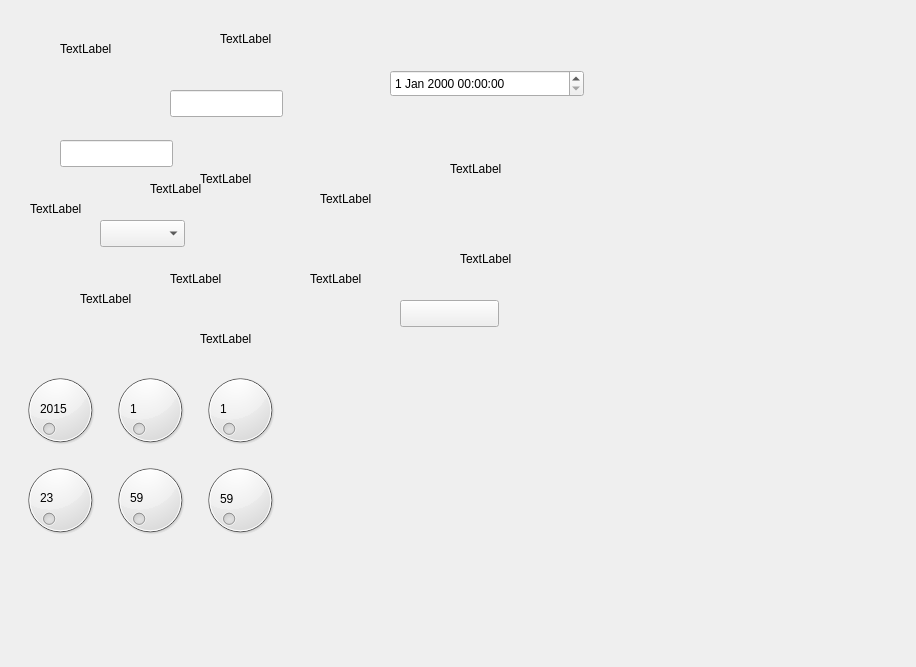
Before: the Qt Designer form k1160pro/qsettingmachineform.ui in photonlili/K1160, drawn with Qt 5.
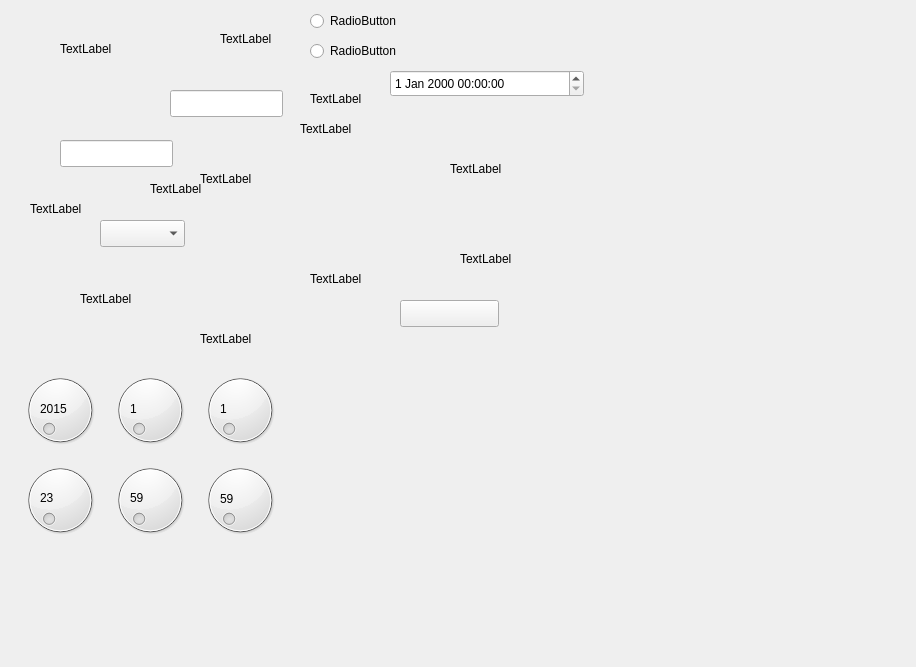
After: the same form once the commit is applied.

What changed in the file:
```diff
--- a/k1160pro/qsettingmachineform.ui
+++ b/k1160pro/qsettingmachineform.ui
@@ -29,8 +29,8 @@
   <widget class="QLabel" name="lb_settingmachine_jiandna">
    <property name="geometry">
     <rect>
-     <x>170</x>
-     <y>270</y>
+     <x>300</x>
+     <y>120</y>
      <width>67</width>
      <height>17</height>
     </rect>
@@ -55,8 +55,8 @@
   <widget class="QLabel" name="lb_settingmachine_xiangxi">
    <property name="geometry">
     <rect>
-     <x>320</x>
-     <y>190</y>
+     <x>310</x>
+     <y>90</y>
      <width>67</width>
      <height>17</height>
     </rect>
@@ -375,6 +375,32 @@
     <string>TextLabel</string>
    </property>
   </widget>
+  <widget class="QRadioButton" name="btnJiandan">
+   <property name="geometry">
+    <rect>
+     <x>310</x>
+     <y>10</y>
+     <width>117</width>
+     <height>22</height>
+    </rect>
+   </property>
+   <property name="text">
+    <string>RadioButton</string>
+   </property>
+  </widget>
+  <widget class="QRadioButton" name="btnComplex">
+   <property name="geometry">
+    <rect>
+     <x>310</x>
+     <y>40</y>
+     <width>117</width>
+     <height>22</height>
+    </rect>
+   </property>
+   <property name="text">
+    <string>RadioButton</string>
+   </property>
+  </widget>
  </widget>
  <resources/>
  <connections/>
```
